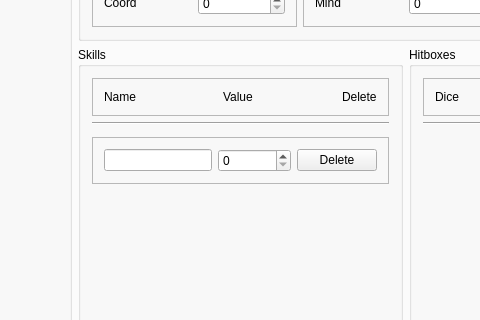
First picture: the form in src/mainwindow.ui, repository zobin8/talented-gm, before the edit; both pictures show x 608 to 1088 and y 256 to 576 of the 1366 by 768 pixel window.
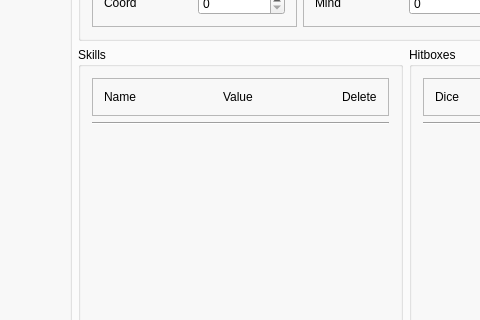
Second picture: the form after the edit. The open tabs and pages were chosen to show the change.

Commit message: Switched to an SVP-based MenuModule system  * Basically, getting data from the ui is easier now.  * Note that I still need to fix the layout of the MenuModule.

Diff of the .ui file:
```diff
--- a/src/mainwindow.ui
+++ b/src/mainwindow.ui
@@ -1732,51 +1732,6 @@
                    </layout>
                   </widget>
                  </item>
-                 <item>
-                  <widget class="QFrame" name="frame_25">
-                   <property name="frameShape">
-                    <enum>QFrame::StyledPanel</enum>
-                   </property>
-                   <property name="frameShadow">
-                    <enum>QFrame::Raised</enum>
-                   </property>
-                   <layout class="QHBoxLayout" name="horizontalLayout_32">
-                    <item>
-                     <widget class="QLineEdit" name="lineEdit_6">
-                      <property name="sizePolicy">
-                       <sizepolicy hsizetype="Preferred" vsizetype="Fixed">
-                        <horstretch>0</horstretch>
-                        <verstretch>0</verstretch>
-                       </sizepolicy>
-                      </property>
-                     </widget>
-                    </item>
-                    <item>
-                     <widget class="QSpinBox" name="spinBox_12">
-                      <property name="sizePolicy">
-                       <sizepolicy hsizetype="Preferred" vsizetype="Fixed">
-                        <horstretch>0</horstretch>
-                        <verstretch>0</verstretch>
-                       </sizepolicy>
-                      </property>
-                     </widget>
-                    </item>
-                    <item>
-                     <widget class="QPushButton" name="pushButton_18">
-                      <property name="sizePolicy">
-                       <sizepolicy hsizetype="Fixed" vsizetype="Fixed">
-                        <horstretch>0</horstretch>
-                        <verstretch>0</verstretch>
-                       </sizepolicy>
-                      </property>
-                      <property name="text">
-                       <string>Delete</string>
-                      </property>
-                     </widget>
-                    </item>
-                   </layout>
-                  </widget>
-                 </item>
                  <item>
                   <spacer name="verticalSpacer_8">
                    <property name="orientation">
```
Left out of the diff: 4 changed lines with no effect on the pictures. The commit also changes 5 other files.
